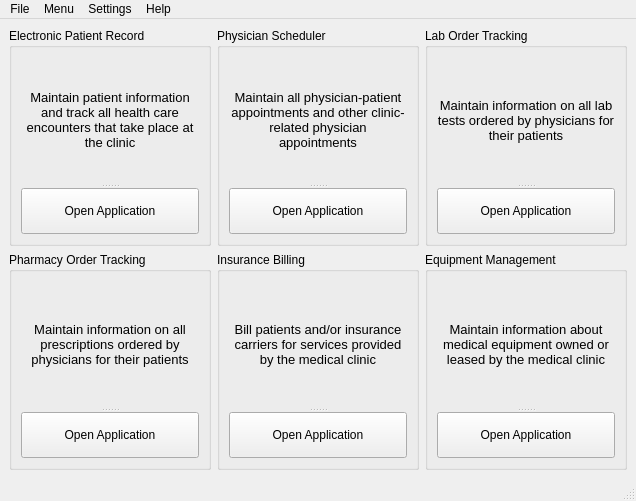
Before: the Qt Designer form cigya/ui/main.ui in CS532-Marlboro-Health-Tracker/Cigya, drawn with Qt 5.
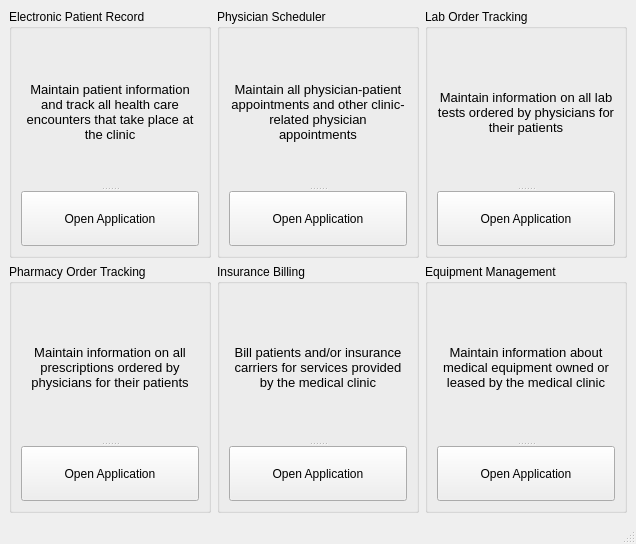
After: the same form once the commit is applied.

Commit message: Menu's populated, navigation between UI's function implemented

Diff of the .ui file:
```diff
--- a/cigya/ui/main.ui
+++ b/cigya/ui/main.ui
@@ -7,7 +7,7 @@
     <x>0</x>
     <y>0</y>
     <width>636</width>
-    <height>501</height>
+    <height>544</height>
    </rect>
   </property>
   <property name="windowTitle">
@@ -225,49 +225,6 @@
     </item>
    </layout>
   </widget>
-  <widget class="QMenuBar" name="menubar">
-   <property name="geometry">
-    <rect>
-     <x>0</x>
-     <y>0</y>
-     <width>636</width>
-     <height>21</height>
-    </rect>
-   </property>
-   <widget class="QMenu" name="menuFile">
-    <property name="title">
-     <string>File</string>
-    </property>
-    <addaction name="actionPrint"/>
-   </widget>
-   <widget class="QMenu" name="menuSettings">
-    <property name="title">
-     <string>Settings</string>
-    </property>
-    <addaction name="actionAdministrator_Login"/>
-   </widget>
-   <widget class="QMenu" name="menuHelp">
-    <property name="title">
-     <string>Help</string>
-    </property>
-    <addaction name="actionHelp_Page"/>
-   </widget>
-   <widget class="QMenu" name="menuMenu">
-    <property name="title">
-     <string>Menu</string>
-    </property>
-    <addaction name="actionElectronic_Patient_Record"/>
-    <addaction name="actionPhysician_Scheduler"/>
-    <addaction name="actionLab_Order_Tracking"/>
-    <addaction name="actionPharmacy_Order_Tracking"/>
-    <addaction name="actionInsurance_Billing"/>
-    <addaction name="actionEquipment_Inventory_and_Maintenance"/>
-   </widget>
-   <addaction name="menuFile"/>
-   <addaction name="menuMenu"/>
-   <addaction name="menuSettings"/>
-   <addaction name="menuHelp"/>
-  </widget>
   <widget class="QStatusBar" name="statusbar"/>
   <action name="actionHelp_Page">
    <property name="text">
```
The commit also changes 10 other files.
